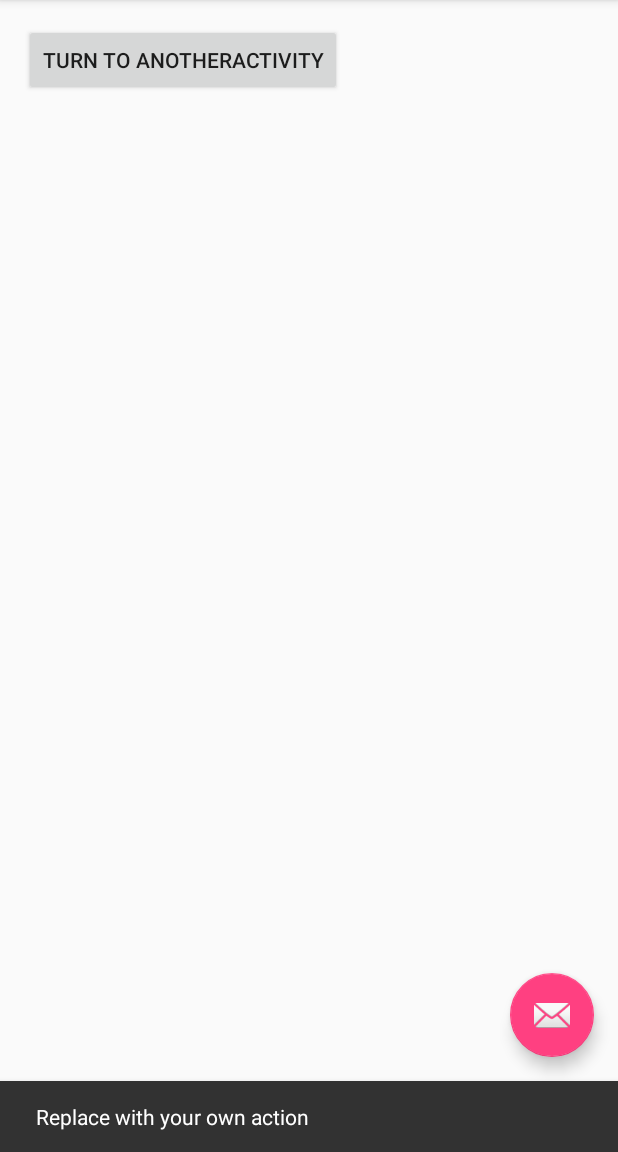
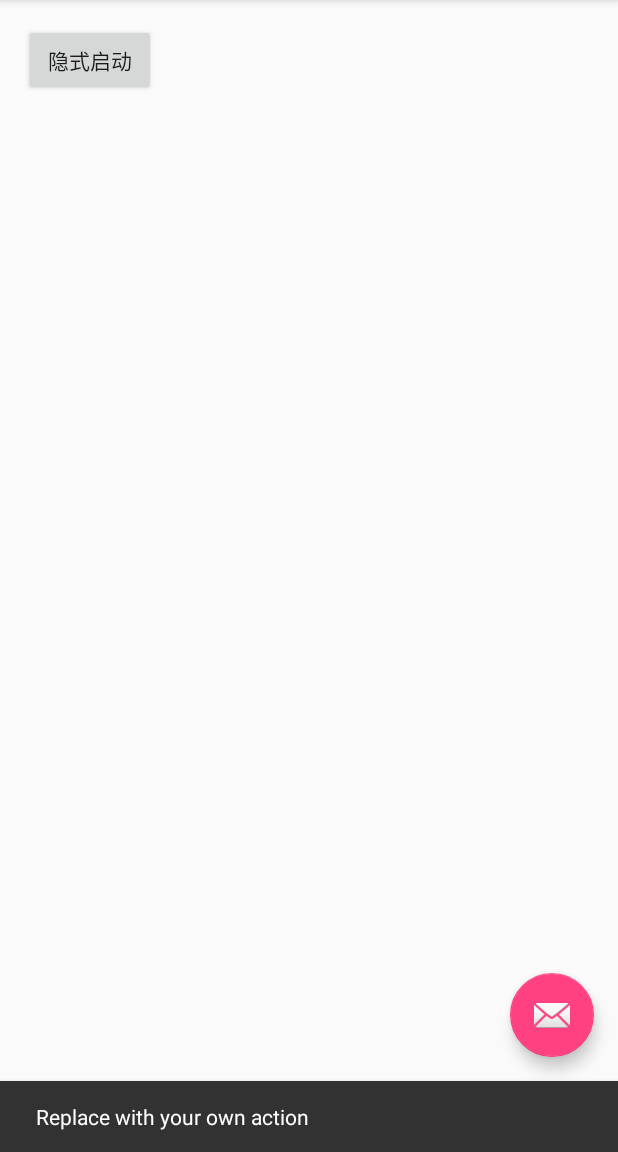
Before and after one commit to yxj8791619/2014011382, an Android app: the screen it shows after launch (MainActivity), after a tap on an icon or button, on a phone screen of 412 x 824 dp, the part 84-1236 px from its top. Run offline under Robolectric (Android 15) with nearby library versions, the phone set to English and light mode, and no system bars.

Commit message:
app intent

```diff
--- a/Application14/app/src/main/AndroidManifest.xml
+++ b/Application14/app/src/main/AndroidManifest.xml
@@ -14,7 +14,6 @@
             android:theme="@style/AppTheme.NoActionBar">
             <intent-filter>
                 <action android:name="android.intent.action.MAIN" />
-
                 <category android:name="android.intent.category.LAUNCHER" />
             </intent-filter>
         </activity>
--- a/Application14/app/src/main/res/layout/content_main.xml
+++ b/Application14/app/src/main/res/layout/content_main.xml
@@ -15,7 +15,7 @@
     <Button
         android:layout_width="wrap_content"
         android:layout_height="wrap_content"
-        android:text="turn to anotherActivity"
+        android:text="隐式启动"
         android:id="@+id/button"
         android:onClick="startActivity"/>
 </RelativeLayout>
```
